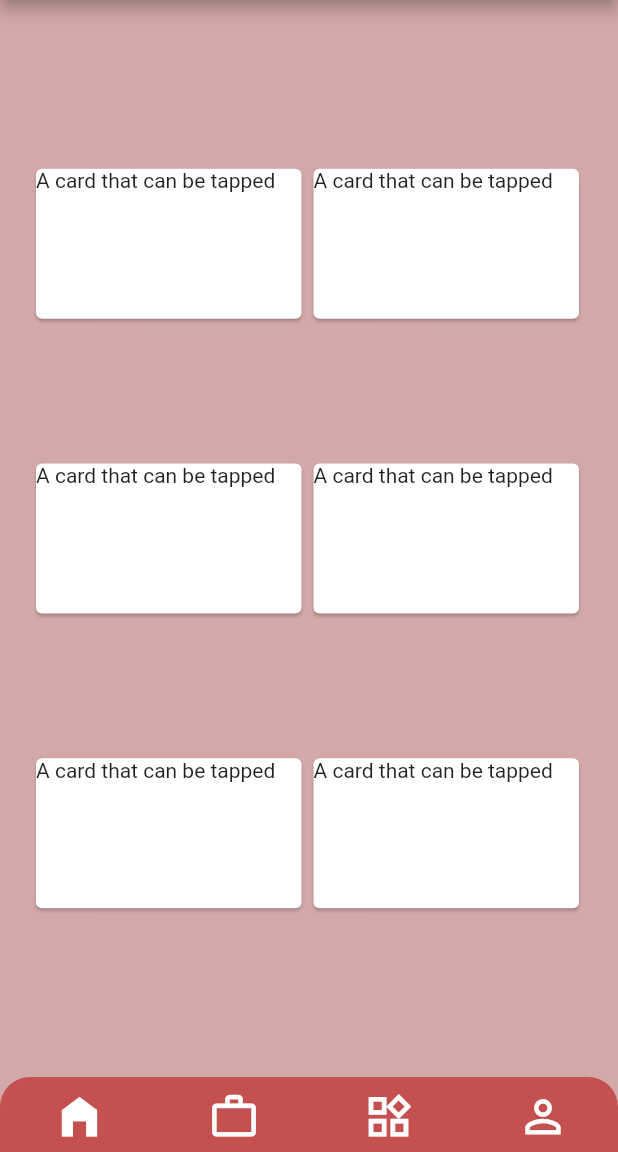
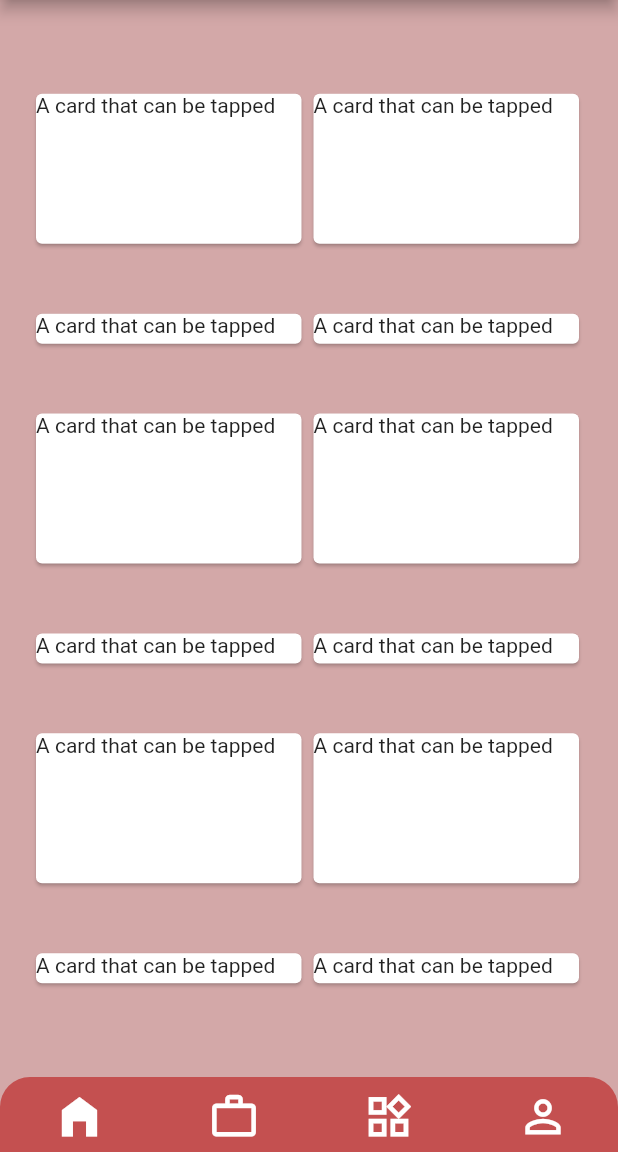
Before and after one commit to monvanCe/3301456_193301010, a Flutter app: the screen it shows after launch, on a phone screen of 412 x 824 dp, the part 84-1236 px from its top. Run offline on Flutter 3.47's test engine with Material 2 defaults, Android fonts, the light colour scheme and no system bars.

Commit message:
files added for array design

```diff
--- a/lib/main.dart
+++ b/lib/main.dart
@@ -1,4 +1,5 @@
 import 'package:flutter/material.dart';
+import 'insertnews.dart';
 
 void main() {
   runApp(const MyApp());
@@ -178,7 +179,10 @@
                   child: InkWell(
                     splashColor: Colors.blue.withAlpha(30),
                     onTap: () {
-                      debugPrint('Card tapped.');
+                      Navigator.push(
+                        context,
+                        MaterialPageRoute(builder: (context) => const news1()),
+                      );
                     },
                     child: const SizedBox(
                       width: 177,
@@ -196,6 +200,36 @@
                     child: const SizedBox(
                       width: 177,
                       height: 100,
+                      child: Text('A card that can be tapped'),
+                    ),
+                  ),
+                ),
+              ],
+            ),
+            Row(
+              children: [
+                Card(
+                  child: InkWell(
+                    splashColor: Colors.blue.withAlpha(30),
+                    onTap: () {
+                      debugPrint('Card tapped.');
+                    },
+                    child: const SizedBox(
+                      width: 177,
+                      height: 20,
+                      child: Text('A card that can be tapped'),
+                    ),
+                  ),
+                ),
+                Card(
+                  child: InkWell(
+                    splashColor: Colors.blue.withAlpha(30),
+                    onTap: () {
+                      debugPrint('Card tapped.');
+                    },
+                    child: const SizedBox(
+                      width: 177,
+                      height: 20,
                       child: Text('A card that can be tapped'),
                     ),
                   ),
@@ -242,6 +276,36 @@
                     },
                     child: const SizedBox(
                       width: 177,
+                      height: 20,
+                      child: Text('A card that can be tapped'),
+                    ),
+                  ),
+                ),
+                Card(
+                  child: InkWell(
+                    splashColor: Colors.blue.withAlpha(30),
+                    onTap: () {
+                      debugPrint('Card tapped.');
+                    },
+                    child: const SizedBox(
+                      width: 177,
+                      height: 20,
+                      child: Text('A card that can be tapped'),
+                    ),
+                  ),
+                ),
+              ],
+            ),
+            Row(
+              children: [
+                Card(
+                  child: InkWell(
+                    splashColor: Colors.blue.withAlpha(30),
+                    onTap: () {
+                      debugPrint('Card tapped.');
+                    },
+                    child: const SizedBox(
+                      width: 177,
                       height: 100,
                       child: Text('A card that can be tapped'),
                     ),
@@ -256,6 +320,36 @@
                     child: const SizedBox(
                       width: 177,
                       height: 100,
+                      child: Text('A card that can be tapped'),
+                    ),
+                  ),
+                ),
+              ],
+            ),
+            Row(
+              children: [
+                Card(
+                  child: InkWell(
+                    splashColor: Colors.blue.withAlpha(30),
+                    onTap: () {
+                      debugPrint('Card tapped.');
+                    },
+                    child: const SizedBox(
+                      width: 177,
+                      height: 20,
+                      child: Text('A card that can be tapped'),
+                    ),
+                  ),
+                ),
+                Card(
+                  child: InkWell(
+                    splashColor: Colors.blue.withAlpha(30),
+                    onTap: () {
+                      debugPrint('Card tapped.');
+                    },
+                    child: const SizedBox(
+                      width: 177,
+                      height: 20,
                       child: Text('A card that can be tapped'),
                     ),
                   ),
--- a/pubspec.yaml
+++ b/pubspec.yaml
@@ -57,6 +57,12 @@ flutter:
   # the material Icons class.
   uses-material-design: true
 
+assets:
+- images/banner1.png
+- images/banner2.png
+- images/banner3.png
+- images/banner4.png
+- images/banner5.png
   # To add assets to your application, add an assets section, like this:
   # assets:
   #   - images/a_dot_burr.jpeg
```
Also changed, not shown: images/banner1.png (added), images/banner2.png (added), images/banner3.png (added), images/banner4.png (added), images/banner5.png (added), lib/news.txt (added).
